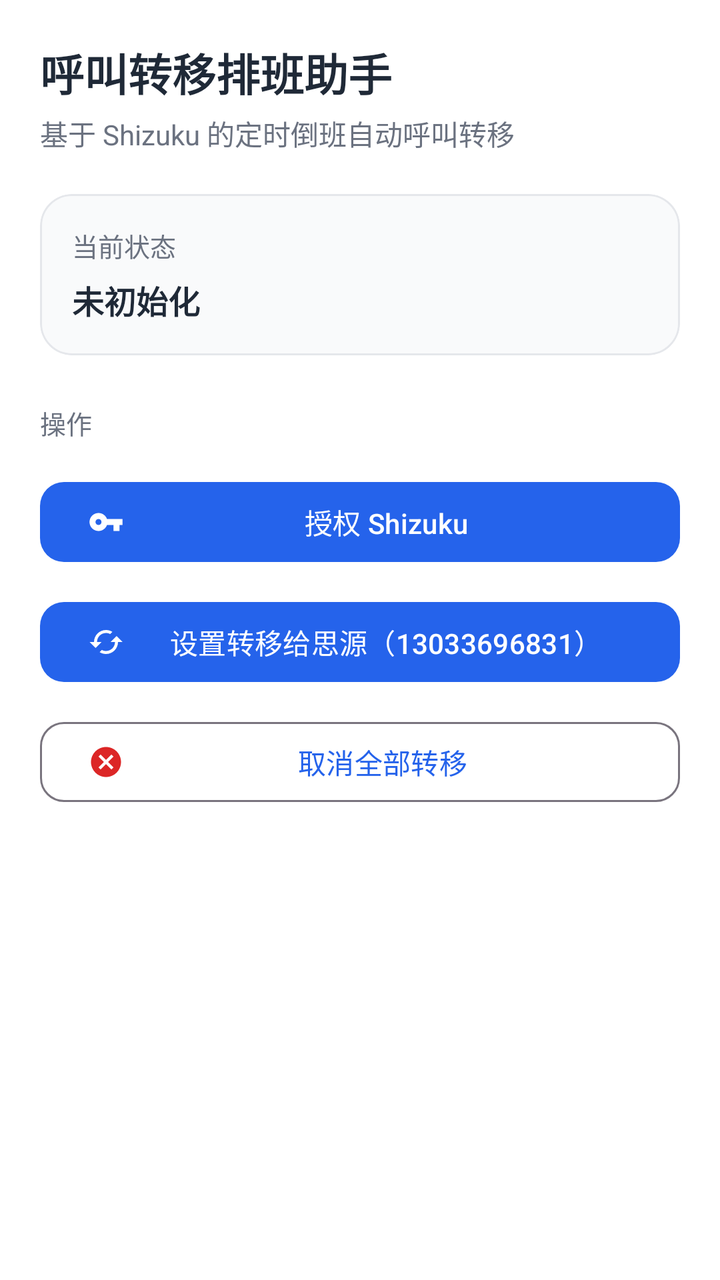
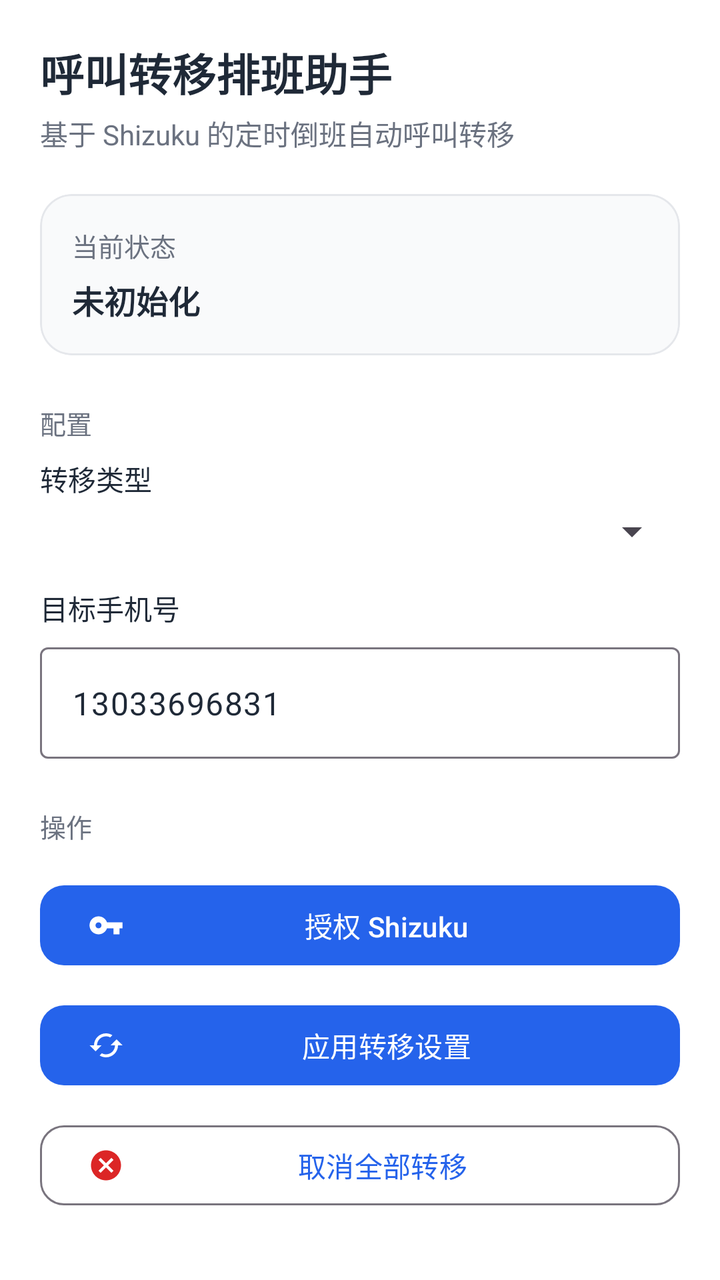

Before-and-after screenshots of an Android layout around one commit, followed by the original layout XML and the change that was made.
<!-- AndroidManifest.xml: application theme Theme.CallForward -->
<!-- res/layout/activity_main.xml -->
<?xml version="1.0" encoding="utf-8"?>
<ScrollView xmlns:android="http://schemas.android.com/apk/res/android"
    xmlns:app="http://schemas.android.com/apk/res-auto"
    android:layout_width="match_parent"
    android:layout_height="match_parent"
    android:background="@android:color/white"
    android:fillViewport="true">

    <LinearLayout
        android:layout_width="match_parent"
        android:layout_height="wrap_content"
        android:orientation="vertical"
        android:padding="20dp">

        
        <TextView
            android:layout_width="wrap_content"
            android:layout_height="wrap_content"
            android:text="@string/app_name"
            android:textColor="@color/text_primary"
            android:textSize="22sp"
            android:textStyle="bold" />

        <TextView
            android:layout_width="wrap_content"
            android:layout_height="wrap_content"
            android:layout_marginTop="4dp"
            android:text="@string/subtitle"
            android:textColor="@color/text_secondary"
            android:textSize="14sp" />

        
        <com.google.android.material.card.MaterialCardView
            android:layout_width="match_parent"
            android:layout_height="wrap_content"
            android:layout_marginTop="20dp"
            app:cardBackgroundColor="@color/surface_soft"
            app:cardCornerRadius="16dp"
            app:cardElevation="0dp"
            app:strokeColor="@color/divider"
            app:strokeWidth="1dp">

            <LinearLayout
                android:layout_width="match_parent"
                android:layout_height="wrap_content"
                android:orientation="vertical"
                android:padding="16dp">

                <TextView
                    android:layout_width="wrap_content"
                    android:layout_height="wrap_content"
                    android:text="@string/status_label"
                    android:textColor="@color/text_secondary"
                    android:textSize="13sp" />

                <TextView
                    android:id="@+id/statusText"
                    android:layout_width="match_parent"
                    android:layout_height="wrap_content"
                    android:layout_marginTop="6dp"
                    android:text="@string/status_init"
                    android:textColor="@color/text_primary"
                    android:textSize="16sp"
                    android:textStyle="bold" />
            </LinearLayout>
        </com.google.android.material.card.MaterialCardView>

        
        <TextView
            android:layout_width="wrap_content"
            android:layout_height="wrap_content"
            android:layout_marginTop="24dp"
            android:layout_marginBottom="8dp"
            android:text="@string/action_section"
            android:textColor="@color/text_secondary"
            android:textSize="13sp" />

        
        <com.google.android.material.button.MaterialButton
            android:id="@+id/grantButton"
            android:layout_width="match_parent"
            android:layout_height="wrap_content"
            android:layout_marginTop="8dp"
            android:text="@string/grant_btn"
            app:icon="@drawable/ic_authorize"
            app:iconTint="@android:color/white"
            app:backgroundTint="@color/brand_blue"
            app:cornerRadius="12dp" />

        
        <com.google.android.material.button.MaterialButton
            android:id="@+id/setButton"
            android:layout_width="match_parent"
            android:layout_height="wrap_content"
            android:layout_marginTop="12dp"
            android:text="@string/set_btn"
            app:icon="@drawable/ic_forward"
            app:iconTint="@android:color/white"
            app:backgroundTint="@color/brand_blue"
            app:cornerRadius="12dp" />

        
        <com.google.android.material.button.MaterialButton
            android:id="@+id/cancelButton"
            style="@style/Widget.Material3.Button.OutlinedButton"
            android:layout_width="match_parent"
            android:layout_height="wrap_content"
            android:layout_marginTop="12dp"
            android:text="@string/cancel_btn"
            app:icon="@drawable/ic_cancel"
            app:iconTint="@color/status_error"
            app:cornerRadius="12dp" />

    </LinearLayout>
</ScrollView>
<!-- resources referenced by this layout -->
<resources>
  <color name="brand_blue">#2563EB</color>
  <color name="divider">#E5E7EB</color>
  <color name="status_error">#DC2626</color>
  <color name="surface_soft">#F9FAFB</color>
  <color name="text_primary">#1F2937</color>
  <color name="text_secondary">#6B7280</color>
  <!-- drawable ic_authorize (drawable) -->
  <vector xmlns:android="http://schemas.android.com/apk/res/android"
      android:width="24dp"
      android:height="24dp"
      android:viewportWidth="24"
      android:viewportHeight="24">
      
      <path
          android:fillColor="#FFFFFFFF"
          android:pathData="M12.65,10C11.83,7.67 9.61,6 7,6c-3.31,0 -6,2.69 -6,6s2.69,6 6,6c2.61,0 4.83,-1.67 5.65,-4H17v4h4v-4h2v-4H12.65zM7,14c-1.1,0 -2,-0.9 -2,-2s0.9,-2 2,-2 2,0.9 2,2 -0.9,2 -2,2z"/>
  </vector>
  <!-- drawable ic_cancel (drawable) -->
  <vector xmlns:android="http://schemas.android.com/apk/res/android"
      android:width="24dp"
      android:height="24dp"
      android:viewportWidth="24"
      android:viewportHeight="24">
      
      <path
          android:fillColor="#FFFFFFFF"
          android:pathData="M12,2C6.47,2 2,6.47 2,12s4.47,10 10,10 10,-4.47 10,-10S17.53,2 12,2zM17,15.59L15.59,17 12,13.41 8.41,17 7,15.59 10.59,12 7,8.41 8.41,7 12,10.59 15.59,7 17,8.41 13.41,12 17,15.59z"/>
  </vector>
  <!-- drawable ic_forward (drawable) -->
  <vector xmlns:android="http://schemas.android.com/apk/res/android"
      android:width="24dp"
      android:height="24dp"
      android:viewportWidth="24"
      android:viewportHeight="24">
      
      <path
          android:fillColor="#FFFFFFFF"
          android:pathData="M19,8l-4,4h3c0,3.31 -2.69,6 -6,6 -1.01,0 -1.97,-0.25 -2.8,-0.7l-1.46,1.46C8.97,19.54 10.43,20 12,20c4.42,0 8,-3.58 8,-8h3l-4,-4zM6,12c0,-3.31 2.69,-6 6,-6 1.01,0 1.97,0.25 2.8,0.7l1.46,-1.46C15.03,4.46 13.57,4 12,4c-4.42,0 -8,3.58 -8,8H1l4,4 4,-4H6z"/>
  </vector>
  <string name="action_section">操作</string>
  <string name="app_name">呼叫转移排班助手</string>
  <string name="cancel_btn">取消全部转移</string>
  <string name="grant_btn">授权 Shizuku</string>
  <string name="set_btn">设置转移给思源（13033696831）</string>
  <string name="status_init">未初始化</string>
  <string name="status_label">当前状态</string>
  <string name="subtitle">基于 Shizuku 的定时倒班自动呼叫转移</string>
  <style name="Theme.CallForward" parent="Theme.Material3.Light.NoActionBar">
          <item name="colorPrimary">@color/brand_blue</item>
          <item name="colorOnPrimary">@android:color/white</item>
          <item name="colorPrimaryContainer">@color/brand_blue_soft</item>
          <item name="colorOnPrimaryContainer">@color/brand_blue_deep</item>
          <item name="android:colorBackground">@android:color/white</item>
          <item name="colorSurface">@android:color/white</item>
          <item name="colorOnSurface">@color/text_primary</item>
          <item name="colorOnBackground">@color/text_primary</item>
          <item name="android:statusBarColor">@android:color/white</item>
          <item name="android:windowLightStatusBar">true</item>
      </style>
  <color name="brand_blue_soft">#DBEAFE</color>
  <color name="brand_blue_deep">#1E40AF</color>
</resources>

<!-- the commit's change to res/layout/activity_main.xml (unified diff, before → after) -->
@@ -71,6 +71,53 @@
             android:layout_height="wrap_content"
             android:layout_marginTop="24dp"
             android:layout_marginBottom="8dp"
+            android:text="@string/config_section"
+            android:textColor="@color/text_secondary"
+            android:textSize="13sp" />
+
+        
+        <TextView
+            android:layout_width="wrap_content"
+            android:layout_height="wrap_content"
+            android:text="@string/forward_type_label"
+            android:textColor="@color/text_primary"
+            android:textSize="14sp" />
+
+        <Spinner
+            android:id="@+id/forwardTypeSpinner"
+            android:layout_width="match_parent"
+            android:layout_height="wrap_content"
+            android:layout_marginTop="4dp" />
+
+        
+        <TextView
+            android:layout_width="wrap_content"
+            android:layout_height="wrap_content"
+            android:layout_marginTop="16dp"
+            android:text="@string/target_phone_label"
+            android:textColor="@color/text_primary"
+            android:textSize="14sp" />
+
+        <com.google.android.material.textfield.TextInputLayout
+            android:layout_width="match_parent"
+            android:layout_height="wrap_content"
+            android:layout_marginTop="4dp"
+            style="@style/Widget.Material3.TextInputLayout.OutlinedBox">
+
+            <com.google.android.material.textfield.TextInputEditText
+                android:id="@+id/targetPhoneInput"
+                android:layout_width="match_parent"
+                android:layout_height="wrap_content"
+                android:inputType="phone"
+                android:text="@string/default_target_phone" />
+        </com.google.android.material.textfield.TextInputLayout>
+
+        
+        <TextView
+            android:layout_width="wrap_content"
+            android:layout_height="wrap_content"
+            android:layout_marginTop="24dp"
+            android:layout_marginBottom="8dp"
             android:text="@string/action_section"
             android:textColor="@color/text_secondary"
             android:textSize="13sp" />
<!-- resource entries referenced after the edit -->
@@ -42,11 +42,15 @@
   <string name="action_section">操作</string>
   <string name="app_name">呼叫转移排班助手</string>
   <string name="cancel_btn">取消全部转移</string>
+  <string name="config_section">配置</string>
+  <string name="default_target_phone">13033696831</string>
+  <string name="forward_type_label">转移类型</string>
   <string name="grant_btn">授权 Shizuku</string>
-  <string name="set_btn">设置转移给思源（13033696831）</string>
+  <string name="set_btn">应用转移设置</string>
   <string name="status_init">未初始化</string>
   <string name="status_label">当前状态</string>
   <string name="subtitle">基于 Shizuku 的定时倒班自动呼叫转移</string>
+  <string name="target_phone_label">目标手机号</string>
   <style name="Theme.CallForward" parent="Theme.Material3.Light.NoActionBar">
           <item name="colorPrimary">@color/brand_blue</item>
           <item name="colorOnPrimary">@android:color/white</item>
